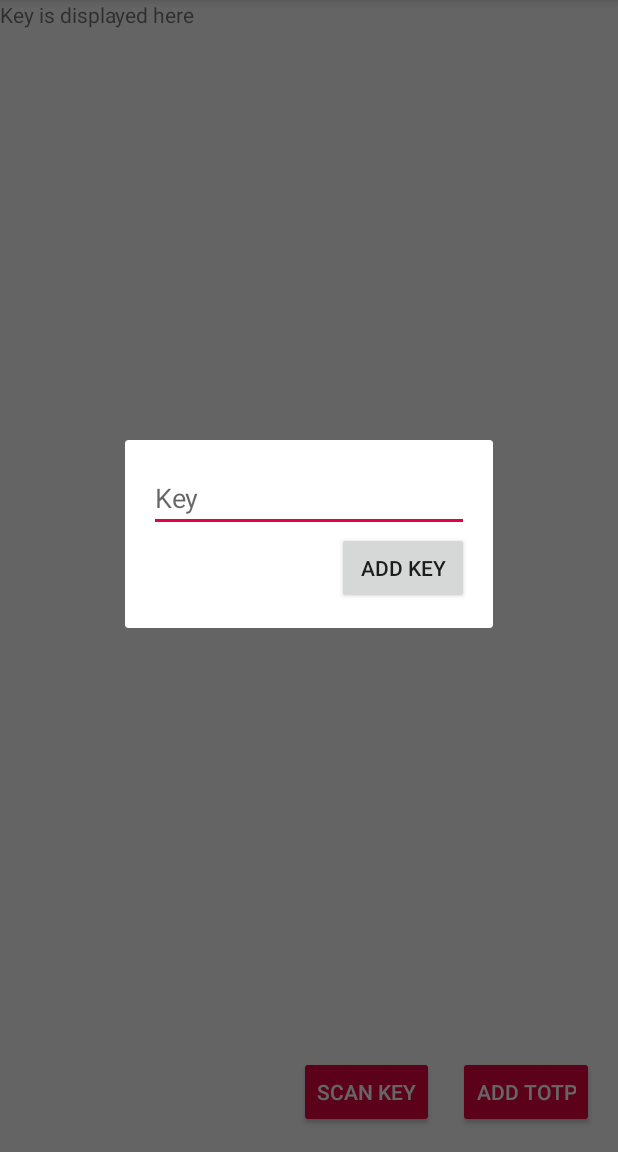
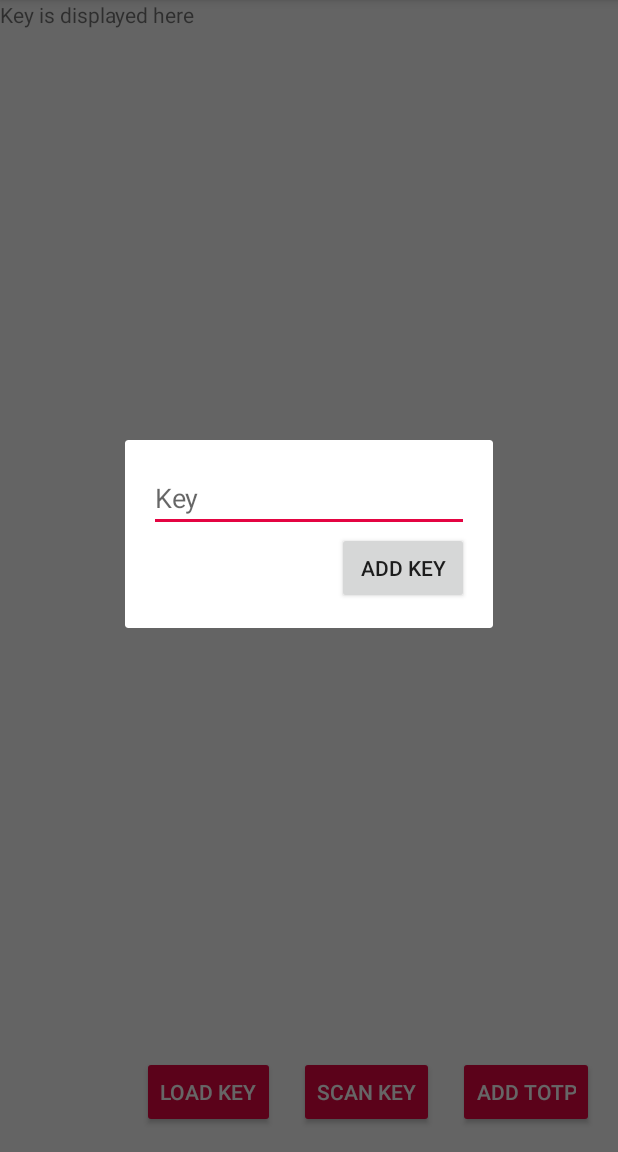
Before and after one commit to MaxBurgert/web-identity, an Android app: the screen it shows after launch (MainActivity), after a tap on "ADD TOTP", on a phone screen of 412 x 824 dp, the part 84-1236 px from its top. Run offline under Robolectric (Android 15) with nearby library versions, the phone set to English and light mode, and no system bars.

Commit message:
Using IO to file to save and load key
* Added test

```diff
--- a/AndroidApp/app/src/main/java/ch/unibas/dmi/webidentityapp/MainActivity.java
+++ b/AndroidApp/app/src/main/java/ch/unibas/dmi/webidentityapp/MainActivity.java
@@ -34,24 +34,24 @@ public class MainActivity extends AppCompatActivity {
 
     Button buttonAddTotp = this.findViewById(R.id.button_add_key);
     Button buttonScanTotp = this.findViewById(R.id.button_scan_key);
+    Button buttonLoadKey = this.findViewById(R.id.button_load_stored_key);
     textViewKey = this.findViewById(R.id.textView);
 
-    buttonAddTotp.setOnClickListener(new OnClickListener() {
-      @Override
-      public void onClick(View view) {
-        FragmentManager fragmentManager = getFragmentManager();
-        KeyInputDialog keyInputDialog = KeyInputDialog.newInstance("test");
-        keyInputDialog.show(Objects.requireNonNull(fragmentManager), "fragment_patient_form");
-      }
+    buttonAddTotp.setOnClickListener(view -> {
+      FragmentManager fragmentManager = getFragmentManager();
+      KeyInputDialog keyInputDialog = KeyInputDialog.newInstance("test");
+      keyInputDialog.show(Objects.requireNonNull(fragmentManager), "fragment_patient_form");
     });
 
-    buttonScanTotp.setOnClickListener(new OnClickListener() {
-      @Override
-      public void onClick(View v) {
-        Intent intent = new Intent(getApplicationContext(), BarcodeCaptureActivity.class);
-        startActivityForResult(intent, BARCODE_READER_REQUEST_CODE);
-      }
+    buttonScanTotp.setOnClickListener(v -> {
+      Intent intent = new Intent(getApplicationContext(), BarcodeCaptureActivity.class);
+      startActivityForResult(intent, BARCODE_READER_REQUEST_CODE);
     });
+
+    buttonLoadKey.setOnClickListener(view -> {
+      textViewKey.setText(FileIO.loadFromFile(getApplicationContext()));
+    });
+
   }
 
   @Override
@@ -62,50 +62,11 @@ public class MainActivity extends AppCompatActivity {
           Barcode barcode = data.getParcelableExtra(BarcodeCaptureActivity.BarcodeObject);
           textViewKey.setText(barcode.displayValue);
           Log.d(TAG, "Scanned barcode with value: " + barcode.displayValue);
-          saveToFile(barcode.displayValue);
+          FileIO.saveToFile(getApplicationContext(),barcode.displayValue);
         }
       } else {
         super.onActivityResult(requestCode, resultCode, data);
       }
     }
   }
-
-  private void saveToFile(String data) {
-    try {
-      OutputStreamWriter outputStreamWriter = new OutputStreamWriter(
-          getApplicationContext().openFileOutput("config.txt", Context.MODE_PRIVATE));
-      outputStreamWriter.write(data);
-      outputStreamWriter.close();
-    } catch (IOException e) {
-      Log.e("Exception", "File write failed: " + e.toString());
-    }
-  }
-
-  private String loadFromFile() {
-    String ret = "";
-
-    try {
-      InputStream inputStream = getApplicationContext().openFileInput("config.txt");
-
-      if (inputStream != null) {
-        InputStreamReader inputStreamReader = new InputStreamReader(inputStream);
-        BufferedReader bufferedReader = new BufferedReader(inputStreamReader);
-        String receiveString = "";
-        StringBuilder stringBuilder = new StringBuilder();
-
-        while ((receiveString = bufferedReader.readLine()) != null) {
-          stringBuilder.append(receiveString);
-        }
-
-        inputStream.close();
-        ret = stringBuilder.toString();
-      }
-    } catch (FileNotFoundException e) {
-      Log.e("login activity", "File not found: " + e.toString());
-    } catch (IOException e) {
-      Log.e("login activity", "Can not read file: " + e.toString());
-    }
-
-    return ret;
-  }
 }
--- a/AndroidApp/app/src/main/res/layout/activity_main.xml
+++ b/AndroidApp/app/src/main/res/layout/activity_main.xml
@@ -34,4 +34,14 @@
     app:layout_constraintEnd_toStartOf="@id/button_add_key"
     app:layout_constraintBottom_toBottomOf="parent"/>
 
+  <Button
+    android:id="@+id/button_load_stored_key"
+    style="@style/Widget.AppCompat.Button.Colored"
+    android:layout_width="wrap_content"
+    android:layout_height="wrap_content"
+    android:text="@string/text_load_stored_key"
+    android:layout_margin="16dp"
+    app:layout_constraintEnd_toStartOf="@id/button_scan_key"
+    app:layout_constraintBottom_toBottomOf="parent"/>
+
 </android.support.constraint.ConstraintLayout>
--- a/AndroidApp/app/src/main/res/values/strings.xml
+++ b/AndroidApp/app/src/main/res/values/strings.xml
@@ -17,4 +17,5 @@
   <string name="no_camera_permission">This application cannot run because it does not have the camera permission.  The application will now exit.</string>
   <string name="low_storage_error">Face detector dependencies cannot be downloaded due to low device storage</string>
   <string name="key_is_displayed_here">Key is displayed here</string>
+  <string name="text_load_stored_key">load key</string>
 </resources>
```
Also changed, not shown: AndroidApp/app/src/main/java/ch/unibas/dmi/webidentityapp/FileIO.java (added, +52 -0 lines), 1 other file.
